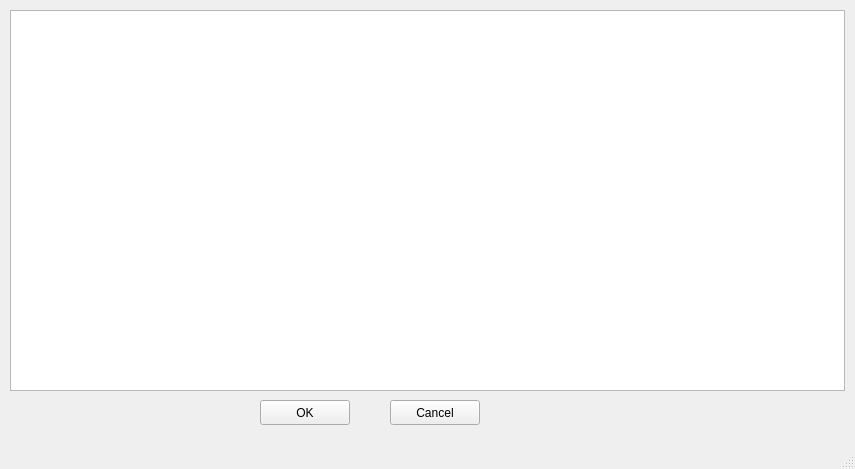
Qt form Linker.ui (rmlockwood/FLExTrans) before a commit.
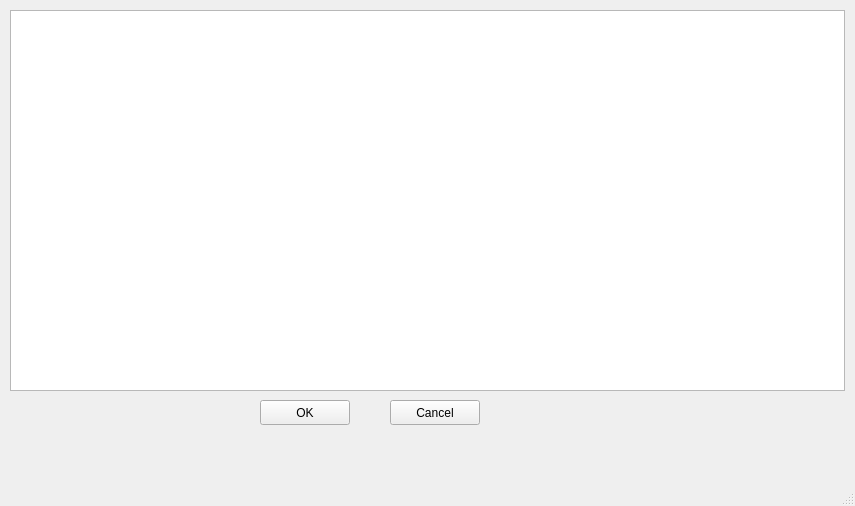
The same form after that commit.

Commit message: slight window size change

Patch:
```diff
--- a/Linker.ui
+++ b/Linker.ui
@@ -7,7 +7,7 @@
     <x>0</x>
     <y>0</y>
     <width>855</width>
-    <height>469</height>
+    <height>506</height>
    </rect>
   </property>
   <property name="windowTitle">
```
